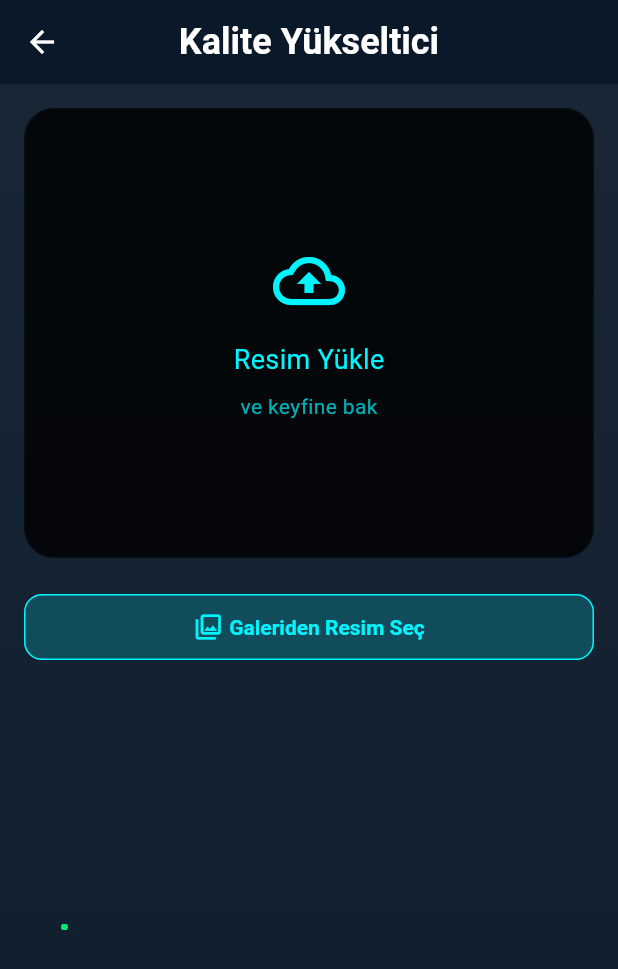
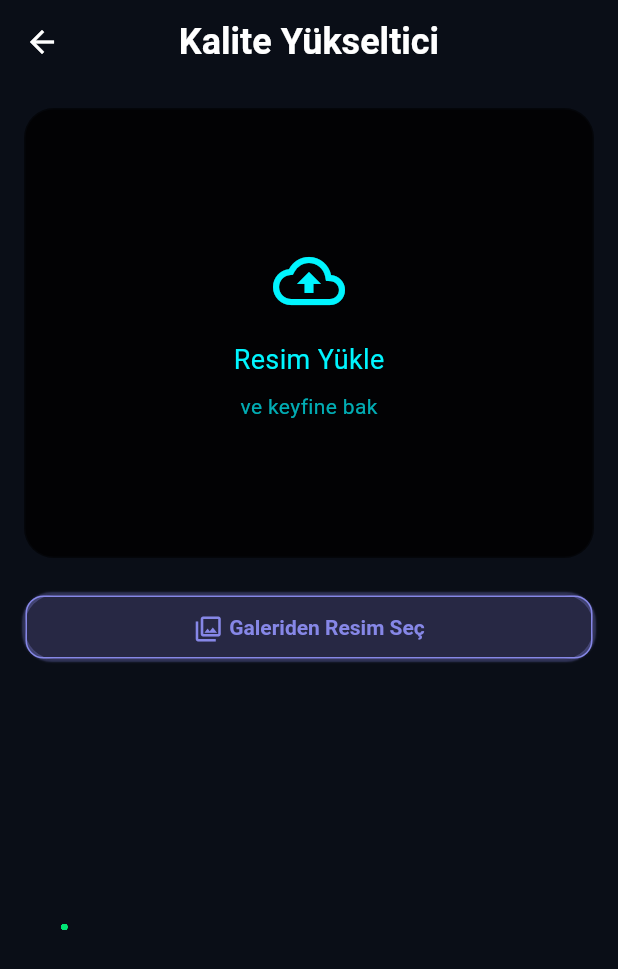
Before and after one commit to niak0/imageifyai, a Flutter app: the UpscalerView screen opened directly, on a phone screen of 412 x 824 dp. Shown: the top 969 px of the screen. Run offline on Flutter 3.47's test engine with Material 3 defaults, Android fonts, the phone set to English and light mode, and no system bars; our stand-ins replace image_picker; network calls fail.

Commit message:
lest commit

```diff
--- a/lib/core/components/buttons/app_button.dart
+++ b/lib/core/components/buttons/app_button.dart
@@ -1,6 +1,7 @@
 import 'package:flutter/material.dart';
 import 'package:imageifyai/core/constants/animation_constants.dart';
 import 'package:imageifyai/core/theme/app_tokens.dart';
+import 'package:imageifyai/core/theme/widgets/glass_container.dart';
 import '../../theme/app_styles.dart';
 import '../../constants/color_constants.dart';
 
@@ -17,6 +18,7 @@ class AppButton extends StatelessWidget {
   final bool isFullWidth;
   final IconData? leftIcon;
   final IconData? rightIcon;
+  final Color color;
 
   const AppButton({
     required this.text,
@@ -27,6 +29,7 @@ class AppButton extends StatelessWidget {
     this.isFullWidth = false,
     this.leftIcon,
     this.rightIcon,
+    required this.color,
     super.key,
   });
 
@@ -35,9 +38,11 @@ class AppButton extends StatelessWidget {
     return AnimatedScale(
       scale: onPressed == null || isLoading ? 0.9 : 1.0,
       duration: AppAnimations.fast,
-      child: SizedBox(
+      child: BaseContainer(
+        color: color,
         width: isFullWidth ? double.infinity : null,
         height: AppStyles.getButtonHeight(size),
+        isTransparent: type == AppButtonType.secondary,
         child: _buildButton(),
       ),
     );
@@ -64,9 +69,9 @@ class AppButton extends StatelessWidget {
         height: 20,
         width: 20,
         child: CircularProgressIndicator(
-          strokeWidth: 2,
+          strokeWidth: 3,
           valueColor: AlwaysStoppedAnimation<Color>(
-            type == AppButtonType.text ? AppColors.text : AppColors.primary,
+            type == AppButtonType.text ? AppColors.text : color,
           ),
         ),
       );
@@ -91,10 +96,10 @@ class AppButton extends StatelessWidget {
 
   ButtonStyle _getButtonStyle() {
     final baseStyle = ElevatedButton.styleFrom(
-      backgroundColor: type == AppButtonType.primary ? AppColors.primary.withOpacity(0.2) : Colors.transparent,
-      foregroundColor: AppColors.primary,
+      backgroundColor: type == AppButtonType.primary ? color.withOpacity(0.2) : Colors.transparent,
+      foregroundColor: color,
       shape: RoundedRectangleBorder(
-        side: BorderSide(color: AppColors.primary),
+        side: BorderSide(color: color),
         borderRadius: BorderRadius.circular(AppTokens.radiusMd),
       ),
       elevation: 0,
@@ -125,7 +130,7 @@ class AppButton extends StatelessWidget {
     };
 
     return TextStyle(
-      color: type == AppButtonType.text ? AppColors.text : AppColors.primary,
+      color: type == AppButtonType.text ? AppColors.text : color,
       fontSize: fontSize,
       fontWeight: FontWeight.w600,
     );
--- a/lib/core/constants/color_constants.dart
+++ b/lib/core/constants/color_constants.dart
@@ -2,35 +2,20 @@ import 'package:flutter/material.dart';
 
 /// Uygulama genelinde kullanılan renk tanımlamaları
 class AppColors {
-  // Ek Neon Renkler
-  static const Color primary = Color(0xFF00F5FF);
+  // ana
+  static const Color primary = Color(0xFF00F5FF); //0xFF00F5FF
+  static const Color secondary = Color(0xFFBF00FF); // 8A2BE2 bunu dene
+  static const Color tertiary = Color(0xFFFF00FF); // FF007F bunu dene
+  static const Color text = Color(0xFFFFFFFF);
+  static const Color textLow = Color(0xFFB0B0B0);
+
+  static const Color primaryBackground = Color(0xFF0A0E17);
+
+  static const Color tools = Color(0xFF00E676);
+  static const Color toolsBackground = Color(0xFF002B1D);
+
   static const Color utility = Color(0xFF8687E7);
-  static const Color tools = Color(0xFF00E676);
-  static const Color text = Color(0xFFFFFFFF);
-  static const Color textLow = Color(0xFFB0BEC5);
-  static const Color background = Color(0xFF0A1929); // Çok koyu lacivert
-
-  static const Color primaryLight = Color(0xFF80F9FF); // Açık Neon Mavi
-  static const Color primaryDark = Color(0xFF00C8D4); // Koyu Neon Mavi
-  static const Color primaryContainer = Color(0xFF00B4BF);
-  static const Color onPrimaryContainer = Color(0xFFE6FFFF);
-
-  // Neon Mor tonları
-  static const Color secondary = Color(0xFFBF00FF); // Parlak Mor
-  static const Color secondaryLight = Color(0xFFD580FF); // Açık Neon Mor
-  static const Color secondaryDark = Color(0xFF9900CC); // Koyu Neon Mor
-  static const Color secondaryContainer = Color(0xFF8800B3);
-  static const Color onSecondaryContainer = Color(0xFFF9E6FF);
-
-  // Neon Pembe tonları
-  static const Color tertiary = Color(0xFFFF00FF); // Parlak Magenta
-  static const Color tertiaryLight = Color(0xFFFF80FF); // Açık Neon Pembe
-  static const Color tertiaryDark = Color(0xFFCC00CC); // Koyu Neon Pembe
-  static const Color tertiaryContainer = Color(0xFFB300B3);
-  static const Color onTertiaryContainer = Color(0xFFFFE6FF);
-  // Arka Plan ve Yüzey Renkleri (Daha koyu ve kontrast)
-  static const Color backgroundLight = Color(0xFF12121A);
-  static const Color backgroundDark = Color(0xFF050508);
+  static const Color utilityBackground = Color(0xFF1A1A2E);
 
   static const Color surface = Color(0xFF15151F);
   static const Color surfaceLight = Color(0xFF1C1C28);
@@ -78,9 +63,10 @@ class AppColors {
 
   /// Gradyanlar
 
+  // Gradient güncelleme
   static const List<Color> backgroundDecoration = [
-    Color(0xFF0A192F), // Neon Mavi %15 opaklık
-    Color(0xFF041326), // Koyu Mavi %10 opaklık
+    Color(0xFF0D1321), // Koyu siber mavi
+    Color(0xFF070D19), // Daha koyu ton
   ];
 
 // AI Araçları için - Neon Mavi tonları
@@ -95,81 +81,11 @@ class AppColors {
     Color(0x1A00C853), // Koyu Yeşil %10 opaklık
   ];
 
-// Premium/Özel Araçlar için - Neon Pembe ve Kırmızı
-  static const List<Color> specialGradient = [
-    Color(0x26FF00FF), // Neon Pembe %15 opaklık
-    Color(0x1AFF1744), // Neon Kırmızı %10 opaklık
-  ];
-
-// Ana Gradient - Neon Mavi ve Mor
-  static const List<Color> primaryGradient = [
-    Color(0x2600F5FF), // Neon Mavi %15 opaklık
-    Color(0x1ABF00FF), // Neon Mor %10 opaklık
-  ];
-
-// İkincil Gradient - Neon Mor ve Pembe
-  static const List<Color> secondaryGradient = [
-    Color(0x26BF00FF), // Neon Mor %15 opaklık
-    Color(0x1AFF00FF), // Neon Pembe %10 opaklık
-  ];
-
 // Cam efekti için gradient
   static const List<Color> glassGradient = [
     Color(0x0FFFFFFF), // Beyaz %6 opaklık
     Color(0x05FFFFFF), // Beyaz %2 opaklık
   ];
-
-// Neon Gradient - Mavi ve Yeşil
-  static const List<Color> neonGradient = [
-    Color(0x2600F5FF), // Neon Mavi %15 opaklık
-    Color(0x1A39FF14), // Neon Yeşil %10 opaklık
-  ];
-
-// Tam Neon Gradient - Tüm renkler
-  static const List<Color> fullNeonGradient = [
-    Color(0x2600F5FF), // Neon Mavi %15 opaklık
-    Color(0x1ABF00FF), // Neon Mor %10 opaklık
-    Color(0x1AFF00FF), // Neon Pembe %10 opaklık
-    Color(0x1A39FF14), // Neon Yeşil %10 opaklık
-  ];
-
-  // Opaklık Değerleri
-  static const double glowOpacity = 0.15;
-  static const double borderOpacity = 0.3;
-  static const double shadowOpacity = 0.2;
-
-  // Yeni Glow Efektleri
-  static List<BoxShadow> neonGreenGlow({double opacity = 0.5}) => [
-        BoxShadow(
-          color: tools.withOpacity(opacity),
-          blurRadius: 8,
-          spreadRadius: 1,
-        ),
-      ];
-
-  static List<BoxShadow> tertiaryGlow({double opacity = 0.5}) => [
-        BoxShadow(
-          color: tertiary.withOpacity(opacity),
-          blurRadius: 8,
-          spreadRadius: 1,
-        ),
-      ];
-  // Glow Efektleri
-  static List<BoxShadow> primaryGlow({double opacity = 0.5}) => [
-        BoxShadow(
-          color: primary.withOpacity(opacity),
-          blurRadius: 8,
-          spreadRadius: 1,
-        ),
-      ];
-
-  static List<BoxShadow> secondaryGlow({double opacity = 0.5}) => [
-        BoxShadow(
-          color: secondary.withOpacity(opacity),
-          blurRadius: 8,
-          spreadRadius: 1,
-        ),
-      ];
 
   // Özel Renk Tonları Oluşturma metodları aynı kalabilir
   static Color withOpacity(Color color, double opacity) {
--- a/lib/core/theme/app_theme.dart
+++ b/lib/core/theme/app_theme.dart
@@ -37,7 +37,7 @@ class AppTheme {
     return ThemeData(
       // Ana Tema Renkleri
       primaryColor: AppColors.primary,
-      scaffoldBackgroundColor: AppColors.background,
+      scaffoldBackgroundColor: AppColors.primaryBackground,
       colorScheme: const ColorScheme.dark(
         primary: AppColors.primary,
         secondary: AppColors.primary,
--- a/lib/core/theme/widgets/glass_container.dart
+++ b/lib/core/theme/widgets/glass_container.dart
@@ -1,30 +1,35 @@
 import 'package:flutter/material.dart';
+import 'package:imageifyai/core/constants/color_constants.dart';
 
-class GlassContainer extends StatefulWidget {
+class BaseContainer extends StatefulWidget {
   final Widget child;
   final Color? color;
   final double? height;
+  final double? width;
   final double borderRadius;
   final double borderWidth;
   final double opacity;
   final VoidCallback? onTap;
+  final bool isTransparent;
 
-  const GlassContainer({
+  const BaseContainer({
     super.key,
     required this.child,
-    this.color = Colors.transparent,
+    this.color = AppColors.primary,
     this.height,
+    this.width,
     this.borderRadius = 20,
-    this.borderWidth = 0.9,
-    this.opacity = 0.2,
+    this.borderWidth = 1.0,
+    this.opacity = 0.9,
     this.onTap,
+    this.isTransparent = false,
   });
 
   @override
-  State<GlassContainer> createState() => _GlassContainerState();
+  State<BaseContainer> createState() => _BaseContainerState();
 }
 
-class _GlassContainerState extends State<GlassContainer> with SingleTickerProviderStateMixin {
+class _BaseContainerState extends State<BaseContainer> with SingleTickerProviderStateMixin {
   late final AnimationController _controller;
   bool _isPressed = false;
 
@@ -33,7 +38,7 @@ class _GlassContainerState extends State<GlassContainer> with SingleTickerProvid
     super.initState();
     _controller = AnimationController(
       vsync: this,
-      duration: const Duration(milliseconds: 100),
+      duration: const Duration(milliseconds: 200),
     );
   }
 
@@ -44,32 +49,39 @@ class _GlassContainerState extends State<GlassContainer> with SingleTickerProvid
   }
 
   Color _darkenToBlack(Color color) {
-    return Color.alphaBlend(Colors.black.withOpacity(0.8), color.withOpacity(widget.opacity));
+    return Color.alphaBlend(Colors.black.withOpacity(widget.opacity), color.withOpacity(widget.opacity));
   }
 
   @override
   Widget build(BuildContext context) {
-    final backgroundColor = widget.color == Colors.transparent ? Colors.transparent : _darkenToBlack(widget.color!);
+    final glowColor = _isPressed ? widget.color!.withOpacity(0.9) : (widget.color ?? AppColors.primary).withOpacity(0.3);
+    final borderColor = _isPressed ? widget.color!.withOpacity(0.9) : (widget.color ?? AppColors.primary).withOpacity(0.3);
+
+    final backgroundColor = widget.isTransparent ? Colors.transparent : _darkenToBlack(widget.color!).withOpacity(widget.opacity);
+
     final BoxDecoration containerDecoration = BoxDecoration(
       color: backgroundColor,
       borderRadius: BorderRadius.circular(widget.borderRadius),
       border: Border.all(
-        color: widget.color!.withOpacity(0.4),
+        color: borderColor,
         width: widget.borderWidth,
       ),
-      boxShadow: [
-        BoxShadow(
-          color: (widget.color ?? Colors.transparent).withOpacity(0.1),
-          blurRadius: 2,
-          spreadRadius: 0,
-        ),
-      ],
+      boxShadow: !widget.isTransparent
+          ? [
+              BoxShadow(
+                color: glowColor,
+                blurRadius: _isPressed ? 12.0 : 0.2,
+                spreadRadius: _isPressed ? 2.0 : 1.0,
+              ),
+            ]
+          : [],
     );
 
     if (widget.onTap != null) return gestureOperations(containerDecoration);
 
     return Container(
       height: widget.height,
+      width: widget.width,
       decoration: containerDecoration,
       child: widget.child,
     );
@@ -97,7 +109,7 @@ class _GlassContainerState extends State<GlassContainer> with SingleTickerProvid
       }),
       onTap: widget.onTap,
       child: AnimatedScale(
-        scale: _isPressed ? 0.80 : 1.0,
+        scale: _isPressed ? 0.90 : 1.0,
         duration: const Duration(milliseconds: 150),
         child: Container(
           height: widget.height,
--- a/lib/core/widgets/gradient_scaffold.dart
+++ b/lib/core/widgets/gradient_scaffold.dart
@@ -6,8 +6,6 @@ import 'package:imageifyai/core/widgets/gradient_scaffold/grid_pattern.dart';
 
 enum BackgroundStyle {
   none, // Arka plan yok
-  simpleGrid, // Basit, statik grid
-  modernGrid, // Animasyonlu modern grid
   particles // Animasyonlu parçacık sistemi
 }
 
@@ -54,24 +52,15 @@ class GradientScaffold extends StatelessWidget {
     // Arka plan parametreleri
     this.backgroundStyle = BackgroundStyle.none,
     this.backgroundColor,
-    this.primaryColor = AppColors.background,
+    this.primaryColor = AppColors.primaryBackground,
     this.secondaryColor = const Color(0xFF041326),
-    this.backgroundOpacity = 1.0,
+    this.backgroundOpacity = 0.9,
     this.gradientOpacity = 0.05,
     this.gradientColors, // Yeni parametre
   });
 
   Widget _buildBackground() {
     switch (backgroundStyle) {
-      case BackgroundStyle.simpleGrid:
-        return const GridPattern();
-
-      case BackgroundStyle.modernGrid:
-        return ModernGridPattern(
-          primaryColor: primaryColor,
-          accentColor: secondaryColor,
-        );
-
       case BackgroundStyle.particles:
         return const ParticleSystem(
           particleColor: AppColors.tools,
@@ -85,10 +74,10 @@ class GradientScaffold extends StatelessWidget {
 
   @override
   Widget build(BuildContext context) {
-    final effectiveBackgroundColor = backgroundColor ?? AppColors.background;
+    final effectiveBackgroundColor = backgroundColor ?? AppColors.primaryBackground;
 
     return Scaffold(
-      backgroundColor: effectiveBackgroundColor.withOpacity(backgroundOpacity),
+      backgroundColor: AppColors.primaryBackground,
       appBar: appBar,
       drawer: drawer,
       endDrawer: endDrawer,
@@ -102,19 +91,19 @@ class GradientScaffold extends StatelessWidget {
       resizeToAvoidBottomInset: resizeToAvoidBottomInset,
       body: Stack(
         children: [
-          Container(
-            decoration: BoxDecoration(
-              gradient: LinearGradient(
-                begin: Alignment.topCenter,
-                end: Alignment.bottomCenter,
-                colors: gradientColors ??
-                    [
-                      effectiveBackgroundColor,
-                      primaryColor.withOpacity(gradientOpacity),
-                    ],
-              ),
-            ),
-          ),
+          // Container(
+          //   decoration: BoxDecoration(
+          //     gradient: LinearGradient(
+          //       begin: Alignment.topCenter,
+          //       end: Alignment.bottomCenter,
+          //       colors: gradientColors ??
+          //           [
+          //             effectiveBackgroundColor,
+          //             primaryColor.withOpacity(gradientOpacity),
+          //           ],
+          //     ),
+          //   ),
+          // ),
           _buildBackground(),
           body,
         ],
--- a/lib/features/baby/view/baby_view.dart
+++ b/lib/features/baby/view/baby_view.dart
@@ -23,6 +23,7 @@ class _BabyViewContent extends StatelessWidget {
   @override
   Widget build(BuildContext context) {
     return GradientScaffold(
+      backgroundColor: AppColors.toolsBackground,
       appBar: AppBar(
         title: const Text('Bebeğinizi Oluşturun'),
         centerTitle: true,
@@ -55,7 +56,7 @@ class _BabyViewContent extends StatelessWidget {
                         children: [
                           Icon(
                             Icons.favorite,
-                            color: AppColors.primary.withOpacity(0.5),
+                            color: AppColors.tools.withOpacity(0.5),
                             size: 30,
                           ),
                         ],
--- a/lib/features/baby/view/widgets/create_baby_button.dart
+++ b/lib/features/baby/view/widgets/create_baby_button.dart
@@ -1,4 +1,5 @@
 import 'package:flutter/material.dart';
+import 'package:imageifyai/core/constants/color_constants.dart';
 import '../../../../core/components/buttons/app_button.dart';
 
 class CreateBabyButton extends StatelessWidget {
@@ -14,9 +15,9 @@ class CreateBabyButton extends StatelessWidget {
   @override
   Widget build(BuildContext context) {
     return AppButton(
+      color: AppColors.tools,
       text: 'Bebeği Oluştur',
       onPressed: isEnabled ? onPressed : null,
-      type: AppButtonType.primary,
       size: AppButtonSize.large,
       isFullWidth: true,
     );
--- a/lib/features/filters/view/filters_view.dart
+++ b/lib/features/filters/view/filters_view.dart
@@ -21,7 +21,7 @@ class _FiltersViewContent extends StatelessWidget {
   @override
   Widget build(BuildContext context) {
     return GradientScaffold(
-      backgroundStyle: BackgroundStyle.modernGrid,
+      backgroundStyle: BackgroundStyle.particles,
       appBar: AppBar(title: const Text('Filters')),
       body: const Center(child: Text('Filters Feature')),
     );
--- a/lib/features/home/models/ai_feature.dart
+++ b/lib/features/home/models/ai_feature.dart
@@ -36,7 +36,7 @@ class AIFeature {
     title: 'Metin-Görüntü',
     description: 'Metinden AI görüntüleri oluşturun',
     icon: Icons.text_fields,
-    color: AppColors.primary,
+    color: AppColors.secondary,
     page: TextToImageView(),
     category: FeatureCategory.main,
   );
--- a/lib/features/home/view/widgets/app_drawer.dart
+++ b/lib/features/home/view/widgets/app_drawer.dart
@@ -16,7 +16,7 @@ class AppDrawer extends StatelessWidget {
     return Theme(
       data: Theme.of(context).copyWith(
         drawerTheme: const DrawerThemeData(
-          backgroundColor: AppColors.backgroundDark,
+          backgroundColor: AppColors.surfaceDark,
           scrimColor: Colors.black54,
           elevation: 0,
         ),
@@ -24,7 +24,7 @@ class AppDrawer extends StatelessWidget {
       child: Drawer(
         child: Container(
           decoration: BoxDecoration(
-            color: AppColors.backgroundDark,
+            color: AppColors.surfaceDark,
             border: Border(
               right: BorderSide(
                 color: AppColors.primary.withOpacity(0.2),
@@ -206,7 +206,7 @@ class AppDrawer extends StatelessWidget {
   }) {
     return Padding(
       padding: const EdgeInsets.symmetric(horizontal: 12, vertical: 4),
-      child: GlassContainer(
+      child: BaseContainer(
         color: color,
         child: ListTile(
           leading: Icon(icon, color: color).withEffect(),
--- a/lib/features/tattoo/view/tattoo_view.dart
+++ b/lib/features/tattoo/view/tattoo_view.dart
@@ -29,6 +29,7 @@ class _TattooViewContent extends StatelessWidget {
       behavior: HitTestBehavior.opaque,
       onTap: () => FocusScope.of(context).unfocus(),
       child: GradientScaffold(
+        backgroundColor: AppColors.toolsBackground,
         appBar: AppBar(
           title: Row(
             mainAxisAlignment: MainAxisAlignment.spaceBetween,
@@ -38,7 +39,7 @@ class _TattooViewContent extends StatelessWidget {
                 padding: const EdgeInsets.symmetric(horizontal: 12, vertical: 6),
                 decoration: BoxDecoration(
                   gradient: const LinearGradient(
-                    colors: AppColors.primaryGradient,
+                    colors: AppColors.glassGradient,
                   ),
                   borderRadius: BorderRadius.circular(20),
                 ),
--- a/lib/features/text_to_image/view/widgets/full_screen_input.dart
+++ b/lib/features/text_to_image/view/widgets/full_screen_input.dart
@@ -31,7 +31,7 @@ class _FullScreenInputState extends State<FullScreenInput> {
   @override
   Widget build(BuildContext context) {
     return Scaffold(
-      backgroundColor: AppColors.background,
+      backgroundColor: AppColors.primaryBackground,
       body: SafeArea(
         child: Column(
           children: [
--- a/lib/features/upscaler/view/upscaler_view.dart
+++ b/lib/features/upscaler/view/upscaler_view.dart
@@ -17,7 +17,7 @@ class UpscalerView extends StatelessWidget {
       create: (_) => UpscalerViewModel(),
       child: Consumer<UpscalerViewModel>(
         builder: (context, viewModel, _) => GradientScaffold(
-          gradientColors: AppColors.glassGradient,
+          backgroundColor: AppColors.utilityBackground,
           backgroundStyle: BackgroundStyle.particles,
           appBar: AppBar(
             title: const Text('Kalite Yükseltici'),
@@ -28,9 +28,9 @@ class UpscalerView extends StatelessWidget {
               crossAxisAlignment: CrossAxisAlignment.stretch,
               children: [
                 // Resim seçme/yükleme alanı
-                GlassContainer(
+                BaseContainer(
                   height: 300,
-                  color: AppColors.background,
+                  color: AppColors.primaryBackground,
                   child: viewModel.selectedImage != null
                       ? Image.file(
                           viewModel.selectedImage!,
@@ -68,6 +68,7 @@ class UpscalerView extends StatelessWidget {
 
                 // Resim seçme butonu
                 AppButton(
+                  color: AppColors.utility,
                   text: 'Galeriden Resim Seç',
                   leftIcon: Icons.photo_library_outlined,
                   isFullWidth: true,
@@ -80,6 +81,7 @@ class UpscalerView extends StatelessWidget {
 
                   // Kalite yükseltme butonu
                   AppButton(
+                    color: AppColors.utility,
                     text: 'Kaliteyi Yükselt',
                     leftIcon: Icons.auto_awesome,
                     type: AppButtonType.secondary,
@@ -93,9 +95,9 @@ class UpscalerView extends StatelessWidget {
                   const SizedBox(height: 24),
 
                   // Sonuç resmi
-                  GlassContainer(
+                  BaseContainer(
                     height: 300,
-                    color: AppColors.background,
+                    color: AppColors.primaryBackground,
                     child: Image.file(
                       viewModel.resultImage!,
                       fit: BoxFit.contain,
@@ -106,6 +108,7 @@ class UpscalerView extends StatelessWidget {
 
                   // İndirme butonu
                   AppButton(
+                    color: AppColors.utility,
                     text: 'Sonucu İndir',
                     leftIcon: Icons.download,
                     isFullWidth: true,
```
Also changed, not shown: lib/features/baby/view/widgets/gender_option.dart (+4 -4 lines), lib/features/home/view/home_view.dart (+16 -17 lines), lib/features/home/view/widgets/custom_app_bar.dart (+10 -35 lines), lib/features/home/view/widgets/feature_card.dart (+9 -14 lines), lib/features/rem_bg/view/rem_bg_view.dart (+10 -5 lines), lib/features/text_to_image/view/text_to_image_view.dart (+7 -5 lines).
